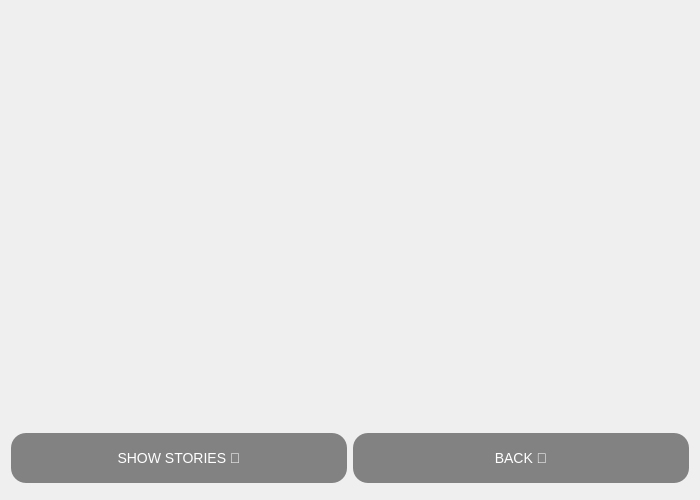
This is Chat-Application/showcontactnamestory.ui in verina101/Chat-Application as Qt 5 draws it before an edit. The edited form follows.
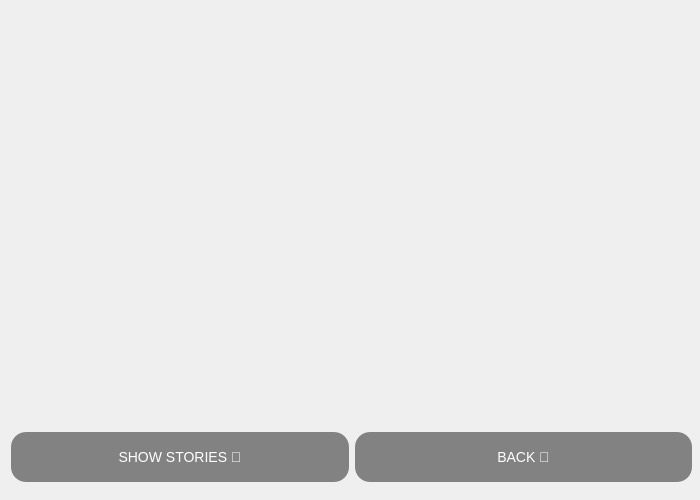
This is the edited form.

What changed in the file:
```diff
--- a/Chat-Application/showcontactnamestory.ui
+++ b/Chat-Application/showcontactnamestory.ui
@@ -13,6 +13,15 @@
   <property name="windowTitle">
    <string>Form</string>
   </property>
+  <widget class="QWidget" name="layoutWidget">
+   <property name="geometry">
+    <rect>
+     <x>11</x>
+     <y>7</y>
+     <width>681</width>
+     <height>481</height>
+    </rect>
+   </property>
   <layout class="QVBoxLayout" name="verticalLayout">
    <item>
     <widget class="QListWidget" name="listWidget">
@@ -78,6 +87,7 @@
     </layout>
    </item>
   </layout>
+  </widget>
  </widget>
  <resources/>
  <connections/>
```
Lines whose indentation alone changed are shown as unchanged.
